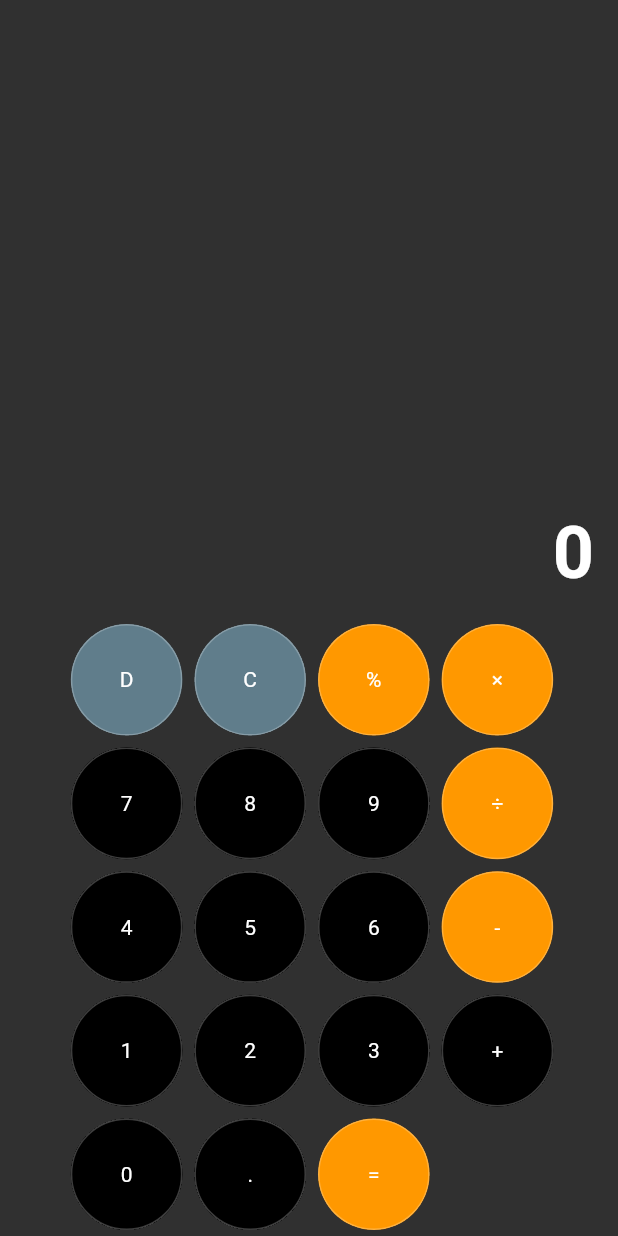
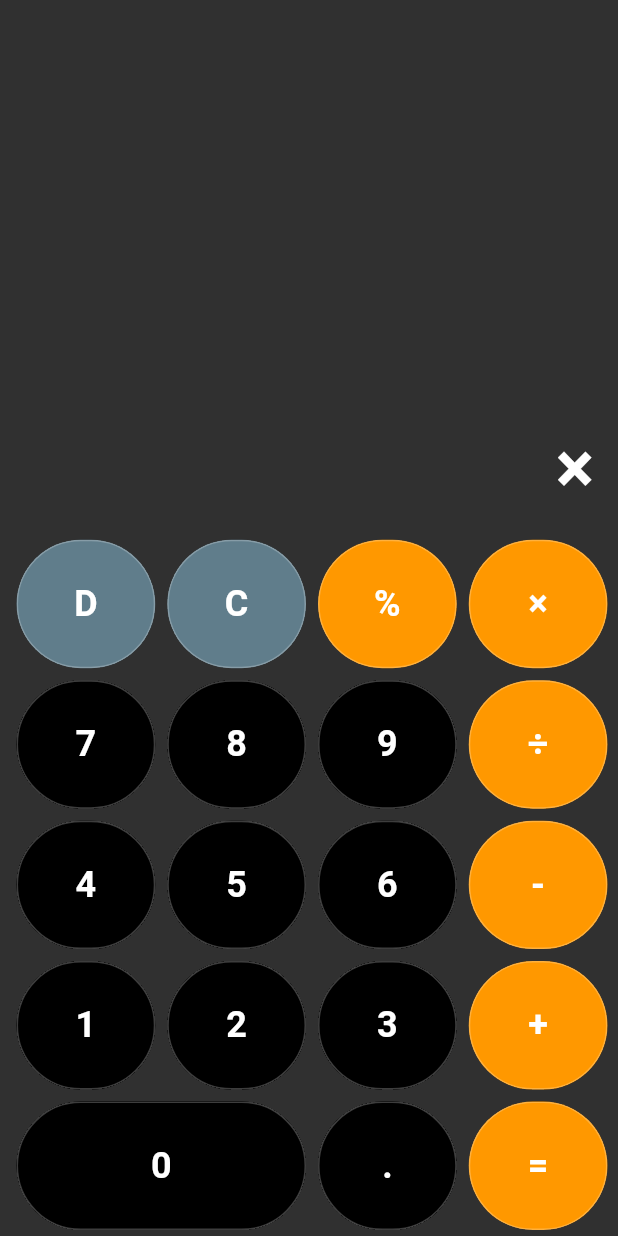
Before and after one commit to HanyMedhat10/Calculator-App, a Flutter app: the screen it shows after launch, after a tap on an icon or button, on a phone screen of 412 x 824 dp. Run offline on Flutter 3.47's test engine with Material 2 defaults, Android fonts, the phone set to English and light mode, and no system bars.

Commit message:
create delete , clearAll,percentage and appendsValue

```diff
--- a/lib/views/calculator_view.dart
+++ b/lib/views/calculator_view.dart
@@ -1,7 +1,6 @@
 import 'package:calculator_app/button_values.dart';
+import 'package:calculator_app/widget/get_btn_color.dart';
 import 'package:flutter/material.dart';
-
-import '../widget/build_button.dart';
 
 class CalculatorView extends StatefulWidget {
   const CalculatorView({Key? key}) : super(key: key);
@@ -10,6 +9,9 @@ class CalculatorView extends StatefulWidget {
 }
 
 class _CalculatorViewState extends State<CalculatorView> {
+  String number1 = ''; //0-9
+  String operand = ''; // * - + /
+  String number2 = ''; //0-9
   @override
   Widget build(BuildContext context) {
     final Size screenSize = MediaQuery.of(context).size;
@@ -26,9 +28,11 @@ class _CalculatorViewState extends State<CalculatorView> {
                 child: Container(
                   alignment: Alignment.bottomRight,
                   padding: const EdgeInsets.all(16),
-                  child: const Text(
-                    '0',
-                    style: TextStyle(
+                  child: Text(
+                    '$number1$operand$number2'.isEmpty
+                        ? '0'
+                        : '$number1$operand$number2',
+                    style: const TextStyle(
                       fontSize: 48,
                       fontWeight: FontWeight.bold,
                     ),
@@ -46,8 +50,10 @@ class _CalculatorViewState extends State<CalculatorView> {
                 children: Btn.buttonValues
                     .map(
                       (value) => SizedBox(
-                        width: screenSize.width / 5,
-                        height: screenSize.width / 5,
+                        width: value == Btn.n0
+                            ? (screenSize.width / 2.05)
+                            : (screenSize.width / 4.1),
+                        height: screenSize.height / 8.8,
                         child: buildButton(value),
                       ),
                     )
@@ -59,4 +65,112 @@ class _CalculatorViewState extends State<CalculatorView> {
       ),
     );
   }
+
+  Widget buildButton(String value) {
+    return Padding(
+      padding: const EdgeInsets.all(4.0),
+      child: Material(
+        color: getBtnColor(value),
+        clipBehavior: Clip.hardEdge,
+        shape: OutlineInputBorder(
+          borderRadius: BorderRadius.circular(100),
+          borderSide: const BorderSide(
+            color: Colors.white24,
+          ),
+        ),
+        child: InkWell(
+          onTap: () => onBtnTap(value),
+          child: Center(
+            child: Text(
+              value,
+              style: const TextStyle(
+                fontWeight: FontWeight.bold,
+                fontSize: 24,
+              ),
+            ),
+          ),
+        ),
+      ),
+    );
+  }
+
+  void onBtnTap(String value) {
+    if (value == Btn.del) {
+      delete();
+      return;
+    }
+    if (value == Btn.clr) {
+      clearAll();
+      return;
+    }
+    if (value == Btn.per) {
+      convertToPercentage();
+      return;
+    }
+    appendsValue(value);
+  }
+
+  void delete() {
+    if (number2.isNotEmpty) {
+      // 12345 => 1234
+      number2 = number2.substring(0, number2.length - 1);
+    } else if (operand.isNotEmpty) {
+      operand = '';
+    } else if (number1.isNotEmpty) {
+      number1 = number1.substring(0, number1.length - 1);
+    }
+    setState(() {});
+  }
+
+  void appendsValue(String value) {
+    // number 1 operand number2
+    if (value != Btn.dot && int.tryParse(value) == null) {
+      //
+      if (operand.isNotEmpty && number2.isNotEmpty) {
+        // TODO calculate the equation before assigning new
+      }
+      operand = value;
+    } else if (number1.isEmpty || operand.isEmpty) {
+      // "21" "+" "22"
+      if (value == Btn.dot && number1.contains(Btn.dot)) return;
+      if (value == Btn.dot && number1.isEmpty || number1 == Btn.dot) {
+        value = '0.';
+      }
+      number1 += value;
+    } else if (number2.isEmpty || operand.isEmpty) {
+      // "21" "+" "22"
+      if (value == Btn.dot && number2.contains(Btn.dot)) return;
+      if (value == Btn.dot && number2.isEmpty || number2 == Btn.dot) {
+        value = '0.';
+      }
+      number2 += value;
+    }
+    setState(() {});
+  }
+
+  void clearAll() {
+    setState(() {
+      number1 = '';
+      operand = '';
+      number2 = '';
+    });
+  }
+
+  void convertToPercentage() {
+    // ex: 434+325
+    if (number1.isNotEmpty && operand.isNotEmpty && number2.isNotEmpty) {
+      // calculate before conversion
+      // TODO
+    }
+    if (operand.isNotEmpty) {
+      // cannot be converted
+      return;
+    }
+    final number = double.parse(number1);
+    setState(() {
+      number1 = '${(number / 100)}';
+      operand = '';
+      number2 = '';
+    });
+  }
 }
--- a/lib/widget/build_button.dart
+++ /dev/null
@@ -1,33 +0,0 @@
-  import 'package:flutter/material.dart';
-
-import '../button_values.dart';
-
-Widget buildButton(String value) {
-    return Padding(
-      padding: const EdgeInsets.all(4.0),
-      child: Material(
-        color: [Btn.del, Btn.clr].contains(value)
-            ? Colors.blueGrey
-            : [
-                Btn.per,
-                Btn.multiply,
-                Btn.subtract,
-                Btn.divide,
-                Btn.calculate,
-              ].contains(value)? Colors.orange:Colors.black,
-        clipBehavior: Clip.hardEdge,
-        shape: OutlineInputBorder(
-          borderRadius: BorderRadius.circular(100),
-          borderSide: const BorderSide(
-            color: Colors.white24,
-          ),
-        ),
-        child: InkWell(
-          onTap: () {},
-          child: Center(
-            child: Text(value),
-          ),
-        ),
-      ),
-    );
-  }
--- /dev/null
+++ b/lib/widget/get_btn_color.dart
@@ -0,0 +1,18 @@
+import 'package:flutter/material.dart';
+
+import '../button_values.dart';
+
+Color getBtnColor(value) {
+  return [Btn.del, Btn.clr].contains(value)
+      ? Colors.blueGrey
+      : [
+          Btn.per,
+          Btn.multiply,
+          Btn.subtract,
+          Btn.divide,
+          Btn.calculate,
+          Btn.add,
+        ].contains(value)
+          ? Colors.orange
+          : Colors.black;
+}
```
